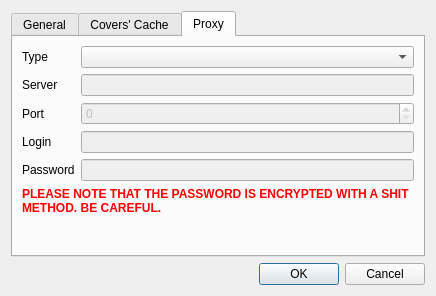
Above: qwbfs/src/PropertiesDialog.ui from amestica/qwbfs before the change. Below: the same form after it.
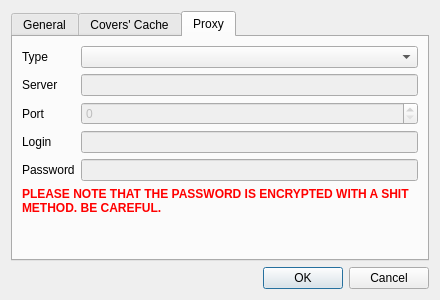
That is the form after the change. The open tabs and pages were chosen to show the change. Icons and pictures are not drawn.

Commit message: Fix some forms. Fix french translations

What changed in the file:
```diff
--- a/qwbfs/src/PropertiesDialog.ui
+++ b/qwbfs/src/PropertiesDialog.ui
@@ -6,8 +6,8 @@
    <rect>
     <x>0</x>
     <y>0</y>
-    <width>436</width>
-    <height>296</height>
+    <width>440</width>
+    <height>300</height>
    </rect>
   </property>
   <property name="windowTitle">
```
Left out of the diff: 2 changed lines with no effect on the pictures. The commit also changes 5 other files.
